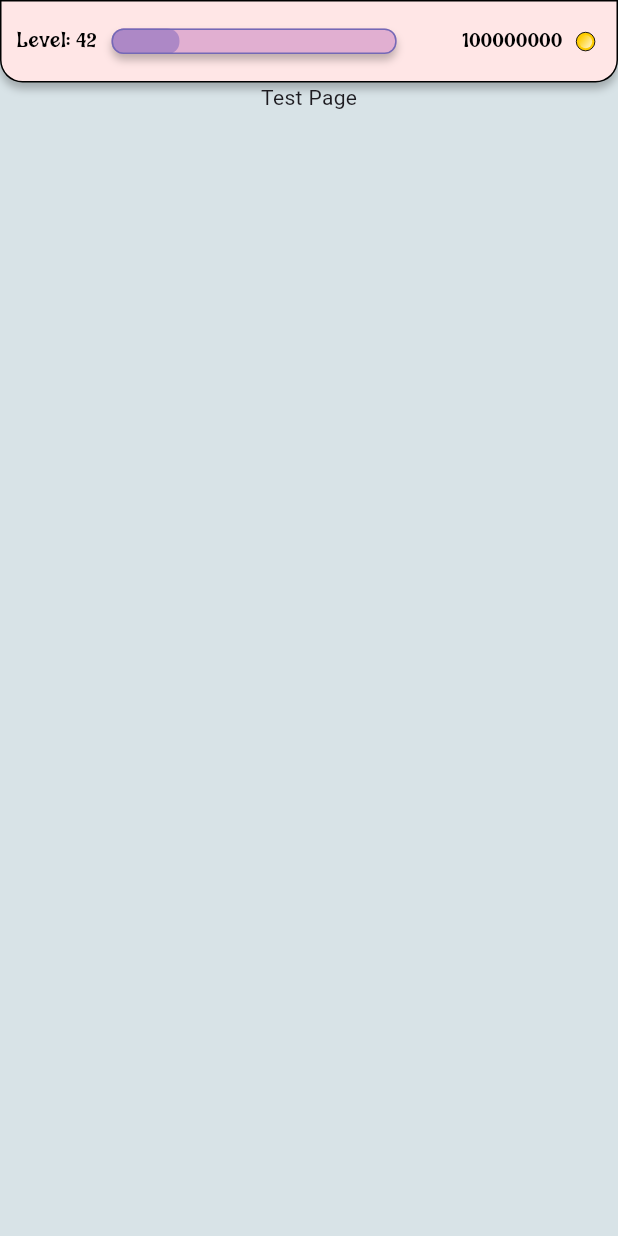
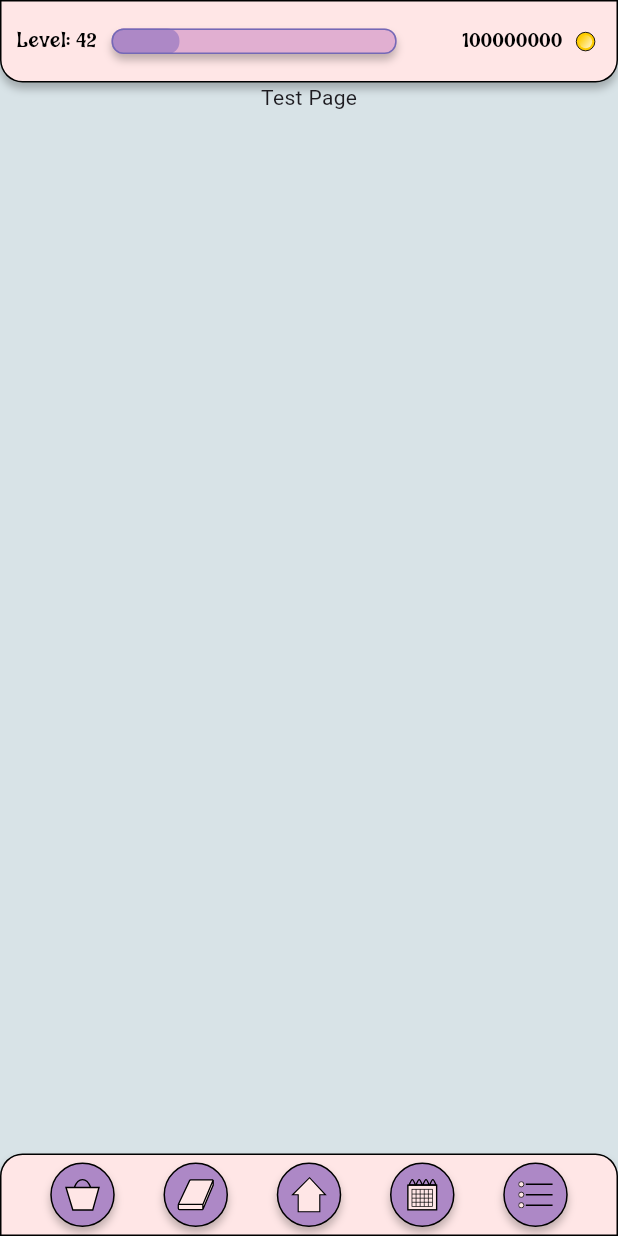
Before and after one commit to nspyrop03/hocus_focus, a Flutter app: the screen it shows after launch, on a phone screen of 412 x 824 dp. Run offline on Flutter 3.47's test engine with Material 3 defaults, Android fonts, the phone set to English and light mode, and no system bars; our stand-ins replace flutter_svg.

Commit message:
Finished Bottom Bar

```diff
--- a/lib/screens/test_page.dart
+++ b/lib/screens/test_page.dart
@@ -15,10 +15,12 @@ class TestPage extends StatelessWidget {
               Text("Test Page"),
               //LevelBarWidget(level: 42, exp: 300),
               //CoinsWidget(coins: 100000),
+              //NavBarButton(iconPath: "assets/images/nav_icons/ShopIcon.svg", width: 24, height: 22),
             ],
           )),
         ],
       ),
+      bottomNavigationBar: BottomBarWidget(),
     );
   }
 }
--- a/lib/styles/styles.dart
+++ b/lib/styles/styles.dart
@@ -39,6 +39,13 @@ class MyStyles {
     bottomRight: Radius.circular(15),
   );
 
+  static const BorderRadiusGeometry bottomBox = BorderRadius.only(
+    topLeft: Radius.circular(15),
+    topRight: Radius.circular(15),
+    bottomLeft: Radius.circular(0),
+    bottomRight: Radius.circular(0),
+  );
+
   static Border borderAll1 = Border.all(
     color: Color.fromRGBO(0, 0, 0, 1),
     width: 1,
--- a/lib/widgets/bar_widgets.dart
+++ b/lib/widgets/bar_widgets.dart
@@ -28,7 +28,69 @@ class TopBarWidget extends StatelessWidget {
             child: CoinsWidget(coins: 100000000),
           ),
         ],
-        ),);
+      ),
+    );
+  }
+}
+
+class BottomBarWidget extends StatelessWidget {
+  @override
+  Widget build(BuildContext context) {
+    return Container(
+      width: double.infinity,
+      height: 55,
+      decoration: BoxDecoration(
+        borderRadius: MyStyles.bottomBox,
+        boxShadow: [MyStyles.boxShadowBasic],
+        color: MyColors.primary,
+        border: MyStyles.borderAll1,
+      ),
+      child: Row(
+        mainAxisAlignment: MainAxisAlignment.spaceEvenly,
+        children: [
+          NavBarButton(iconPath: 'assets/images/nav_icons/ShopIcon.svg',
+              width: 24, height: 22),
+          NavBarButton(iconPath: 'assets/images/nav_icons/BookVector.svg',
+              width: 27, height: 23),
+          NavBarButton(iconPath: 'assets/images/nav_icons/HomeVector.svg',
+              width: 29, height: 30),
+          NavBarButton(iconPath: 'assets/images/nav_icons/CalendarVector.svg',
+              width: 21, height: 22),
+          NavBarButton(iconPath: 'assets/images/nav_icons/ToDoListVector.svg',
+              width: 23, height: 18),
+        ],
+      ),
+    );
+  }
+}
+
+class NavBarButton extends StatelessWidget {
+  final String iconPath;
+  final double width;
+  final double height;
+
+  const NavBarButton(
+      {super.key, required this.iconPath, required this.width, required this.height});
+
+  @override
+  Widget build(BuildContext context) {
+    return Container(
+      width: 43,
+      height: 43,
+      decoration: BoxDecoration(
+        shape: BoxShape.circle,
+        boxShadow: [MyStyles.boxShadowBasic],
+        color: MyColors.tertiary,
+        border: MyStyles.borderAll1
+      ),
+      child: IconButton(
+        onPressed: () {
+          print("Pressed NavBarButton");
+        },
+        icon: SvgPicture.asset(iconPath, width: width, height: height),
+      ),
+
+    );
   }
 }
 
@@ -42,9 +104,7 @@ class LevelBarWidget extends StatelessWidget {
 
   @override
   Widget build(BuildContext context) {
-    return Row(
-      mainAxisSize: MainAxisSize.min,
-      children: [
+    return Row(mainAxisSize: MainAxisSize.min, children: [
       Text(
         'Level: $level',
         style: MyStyles.magic14,
```
Also changed, not shown: pubspec.yaml (+1 -30 lines), assets/images/nav_icons/BookVector.svg (added), assets/images/nav_icons/CalendarVector.svg (added), assets/images/nav_icons/HomeVector.svg (added), assets/images/nav_icons/ShopIcon.svg (added), assets/images/nav_icons/ToDoListVector.svg (added). Lines whose indentation alone changed are shown as unchanged.
